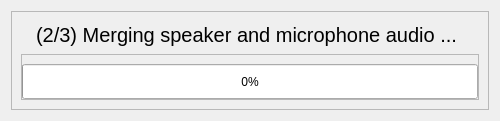
Above: src/gui/main_window/buttons/record_button/final_file_generation_dialog/FinalFileGenerationDialog.ui from ephell/ClipIt-Screen-Capture-App before the change. Below: the same form after it.
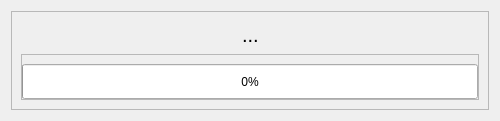
That is the form after the change.

Commit message: Change layout of main window and edit style sheet of it and the button_frame buttons

```diff
--- a/src/gui/main_window/buttons/record_button/final_file_generation_dialog/FinalFileGenerationDialog.ui
+++ b/src/gui/main_window/buttons/record_button/final_file_generation_dialog/FinalFileGenerationDialog.ui
@@ -47,7 +47,7 @@
            </font>
           </property>
           <property name="text">
-           <string>(2/3) Merging speaker and microphone audio ... </string>
+           <string>...</string>
           </property>
          </widget>
         </item>
```
The commit also changes 5 other files.
